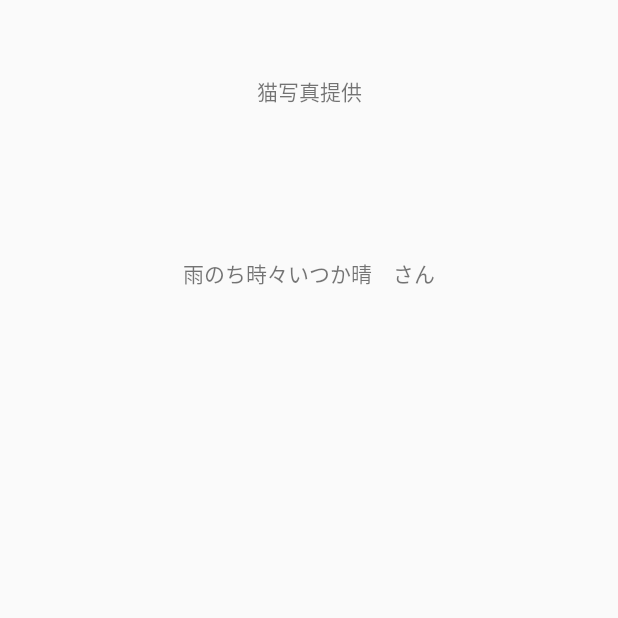
After one commit to zawamari/goodmorningcat, an Android app: the LicenseActivity screen opened directly, with no data from a screen before it, on a phone screen of 412 x 824 dp, the top half of it. The commit adds this screen. Run offline under Robolectric (Android 15) with nearby library versions, the phone set to English and light mode, and no system bars.

Commit message:
license add.

```diff
--- a/app/src/main/AndroidManifest.xml
+++ b/app/src/main/AndroidManifest.xml
@@ -58,7 +58,10 @@
             android:label="@string/app_name"
             android:theme="@style/AppTheme">
         </activity>
-
+        <activity android:name=".LicenseActivity"
+            android:label="@string/app_name"
+            android:theme="@style/AppTheme">
+        </activity>
 
 
 
--- /dev/null
+++ b/app/src/main/java/com/cat/morning/goodmorningcat/LicenseActivity.java
@@ -0,0 +1,15 @@
+package com.cat.morning.goodmorningcat;
+
+import android.app.Activity;
+import android.os.Bundle;
+
+public class LicenseActivity extends Activity {
+    @Override
+    protected void onCreate(Bundle savedInstanceState) {
+        super.onCreate(savedInstanceState);
+        setContentView(R.layout.activity_license);
+
+
+    }
+
+}
--- a/app/src/main/java/com/cat/morning/goodmorningcat/SettingActivity.java
+++ b/app/src/main/java/com/cat/morning/goodmorningcat/SettingActivity.java
@@ -46,5 +46,13 @@ public class SettingActivity extends Activity {
             }
         });
 
+        findViewById(R.id.tvLicense).setOnClickListener(new View.OnClickListener() {
+            @Override
+            public void onClick(View v) {
+                Intent intent = new Intent(SettingActivity.this, LicenseActivity.class);
+                startActivity(intent);
+            }
+        });
+
     }
 }
--- /dev/null
+++ b/app/src/main/res/layout/activity_license.xml
@@ -0,0 +1,20 @@
+<?xml version="1.0" encoding="utf-8"?>
+<LinearLayout xmlns:android="http://schemas.android.com/apk/res/android"
+    android:orientation="vertical" android:layout_width="match_parent"
+    android:layout_height="match_parent">
+
+    <TextView
+        android:layout_width="match_parent"
+        android:layout_height="wrap_content"
+        android:layout_margin="50dp"
+        android:gravity="center"
+        android:text="猫写真提供"/>
+
+    <TextView
+        android:layout_width="match_parent"
+        android:layout_height="wrap_content"
+        android:layout_margin="50dp"
+        android:gravity="center"
+        android:text="雨のち時々いつか晴　さん"/>
+
+</LinearLayout>
--- a/app/src/main/res/layout/activity_setting.xml
+++ b/app/src/main/res/layout/activity_setting.xml
@@ -50,6 +50,7 @@
         android:textColor="@color/black" />
 
     <TextView
+        android:id="@+id/tvLicense"
         android:layout_width="match_parent"
         android:layout_height="80dp"
         android:layout_marginLeft="16dp"
```
